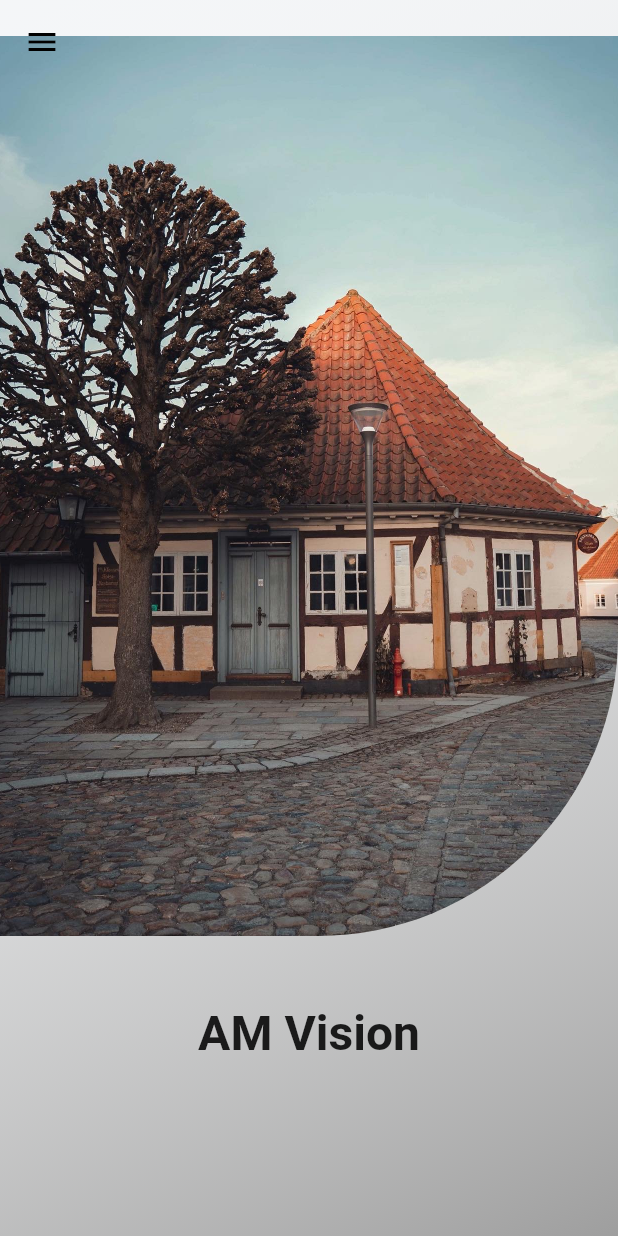
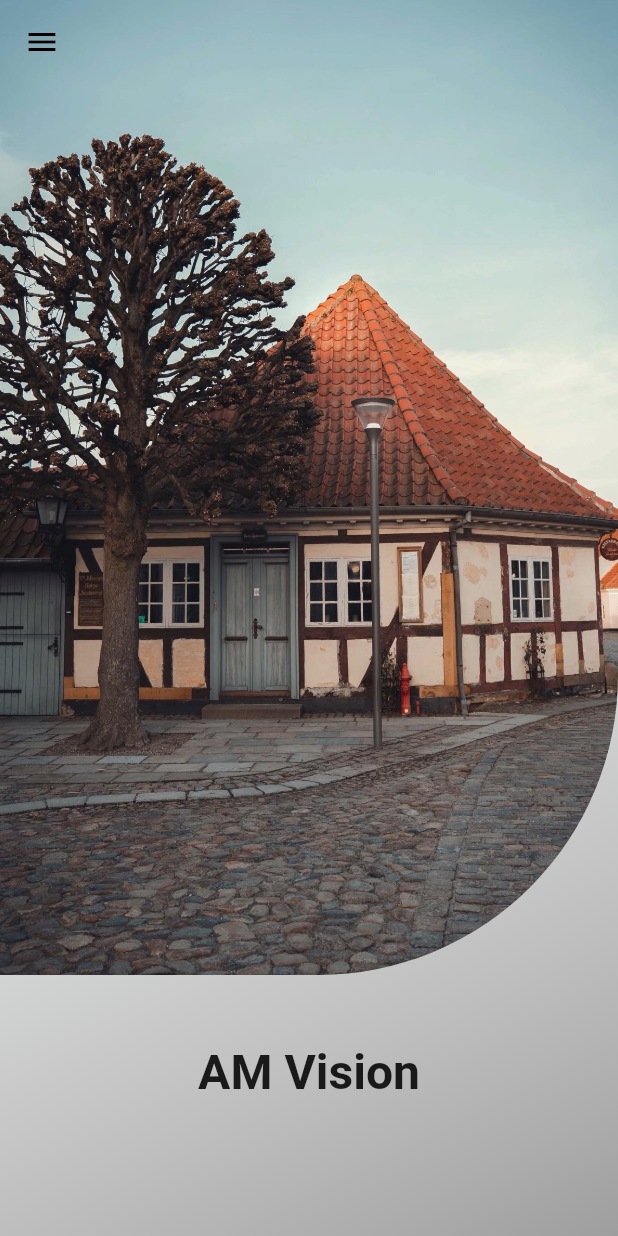
Before and after one commit to Heidelbergg/amvision_app, a Flutter app: the screen it shows after launch, on a phone screen of 412 x 824 dp. Run offline on Flutter 3.47's test engine with Material 2 defaults, Android fonts, the phone set to English and light mode, and no system bars; drawn by our look-alikes of animated_text_kit, carousel_slider; our stand-ins replace font_awesome_flutter.

Commit message:
Alignments fix for slideshow items

```diff
--- a/lib/home_screen.dart
+++ b/lib/home_screen.dart
@@ -1,6 +1,7 @@
 import 'package:flutter/material.dart';
 import 'package:carousel_slider/carousel_slider.dart';
 import 'package:animated_text_kit/animated_text_kit.dart';
+import 'package:font_awesome_flutter/font_awesome_flutter.dart';
 
 class HomeScreen extends StatefulWidget {
   @override
@@ -26,11 +27,9 @@ class _HomescreenState extends State<HomeScreen> {
   // Drawer on the left side of the screen
   Widget buildDrawer() {
     return FractionallySizedBox(
-      alignment: Alignment.bottomLeft,
       child: Container(
         height: MediaQuery.of(context).size.height,
-        padding: EdgeInsets.only(
-            top: MediaQuery.of(context).padding.top, bottom: 250),
+        padding: EdgeInsets.only(top: MediaQuery.of(context).padding.top, bottom: 250),
         child: ClipRRect(
           borderRadius: BorderRadius.only(
               topRight: Radius.circular(10), bottomRight: Radius.circular(150)),
@@ -40,7 +39,7 @@ class _HomescreenState extends State<HomeScreen> {
             ),
             child: Drawer(
               child: ListView(
-                padding: EdgeInsets.only(top: 10),
+                //padding: EdgeInsets.only(top: 10),
                 children: [
                   SizedBox(
                     height: 170.0,
@@ -61,20 +60,20 @@ class _HomescreenState extends State<HomeScreen> {
                   ),
                   ListTile(
                       contentPadding: EdgeInsets.only(top: 30, left: 16),
-                      leading: Icon(Icons.home),
+                      leading: Icon(FontAwesomeIcons.home),
                       title: const Text("Home"),
                       onTap: () {
                         Navigator.pop(context);
                       }),
                   ListTile(
-                      leading: Icon(Icons.attach_money),
+                      leading: Icon(FontAwesomeIcons.dollarSign),
                       title: const Text("Prices"),
                       onTap: () {
                         Navigator.pop(context);
                       }),
                   ListTile(
                     title: const Text("Booking"),
-                    leading: Icon(Icons.perm_contact_calendar),
+                    leading: Icon(FontAwesomeIcons.calendarAlt),
                     onTap: () {
                       Navigator.pop(context);
                     },
@@ -82,7 +81,7 @@ class _HomescreenState extends State<HomeScreen> {
                   ListTile(
                     contentPadding: EdgeInsets.only(top: 3, left: 16),
                     title: const Text("About Us"),
-                    leading: Icon(Icons.account_circle),
+                    leading: Icon(FontAwesomeIcons.addressCard),
                     onTap: () {
                       Navigator.pop(context);
                     },
@@ -110,7 +109,8 @@ class _HomescreenState extends State<HomeScreen> {
         ),
       ),
       child: ListView(
-        padding: EdgeInsets.only(top: 24),
+        // Align the dimensions with the top
+        padding: EdgeInsets.only(top: MediaQuery.of(context).padding.top),
         // Override the default appbar restriction for widgets
         children: [
           buildslideshow(),
@@ -121,12 +121,12 @@ class _HomescreenState extends State<HomeScreen> {
 
   // slideshow at the top of homescreen
   Widget buildslideshow() {
-    return Column(
+    return Container(
+      child: Column(
         children: [
-        Container(
-          child: CarouselSlider(
+          CarouselSlider(
             options: CarouselOptions(
-              height: 600,
+              height: 650,
               autoPlay: true,
               enlargeCenterPage: true,
               viewportFraction: 1,
@@ -173,17 +173,13 @@ class _HomescreenState extends State<HomeScreen> {
               ),
             ],
           ),
-        ),
           AnimatedTextKit(
             animatedTexts: [
               TypewriterAnimatedText(
                 "AM Vision",
                 textStyle: const TextStyle(
-                fontSize: 32,
-                fontWeight: FontWeight.bold,
-                height: 3
-              ),
-              speed: const Duration(milliseconds: 750),
+                    fontSize: 32, fontWeight: FontWeight.bold, height: 3),
+                speed: const Duration(milliseconds: 450),
               ),
             ],
             isRepeatingAnimation: true,
@@ -191,19 +187,9 @@ class _HomescreenState extends State<HomeScreen> {
             pause: const Duration(milliseconds: 100),
             stopPauseOnTap: true,
           ),
-/*        const SizedBox(height: 50,),
-        AnimatedTextKit(
-          animatedTexts: [
-            RotateAnimatedText('Professional'),
-            RotateAnimatedText('Visionary'),
-            RotateAnimatedText('Innovator'),
-          ],
-          isRepeatingAnimation: true,
-          repeatForever: true,
-          pause: const Duration(milliseconds: 1000),
-        ),*/
           buildgallery(),
         ],
+      ),
     );
   }
 
```
Lines whose indentation alone changed are shown as unchanged.
